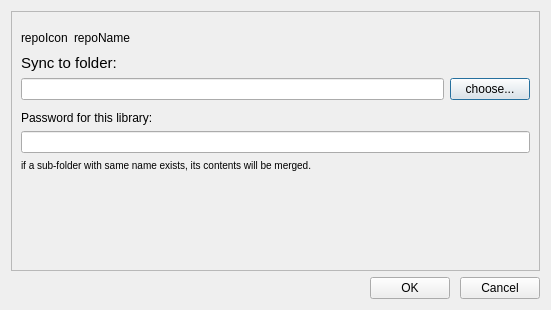
Before: the Qt Designer form ui/download-repo-dialog.ui in haiwen/seafile-client, drawn with Qt 5.
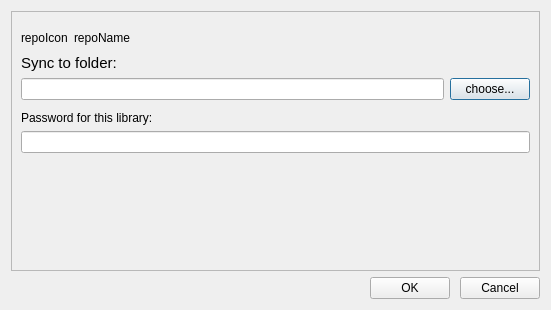
After: the same form once the commit is applied.

Commit message: download-repo-dialog: adjust ui

```diff
--- a/ui/download-repo-dialog.ui
+++ b/ui/download-repo-dialog.ui
@@ -153,7 +153,7 @@
            </font>
           </property>
           <property name="text">
-           <string notr="true">&lt;small&gt;if a sub-folder with same name exists, its contents will be merged.&lt;/small&gt;</string>
+           <string notr="true"></string>
           </property>
          </widget>
         </item>
```
The commit also changes 2 other files.
